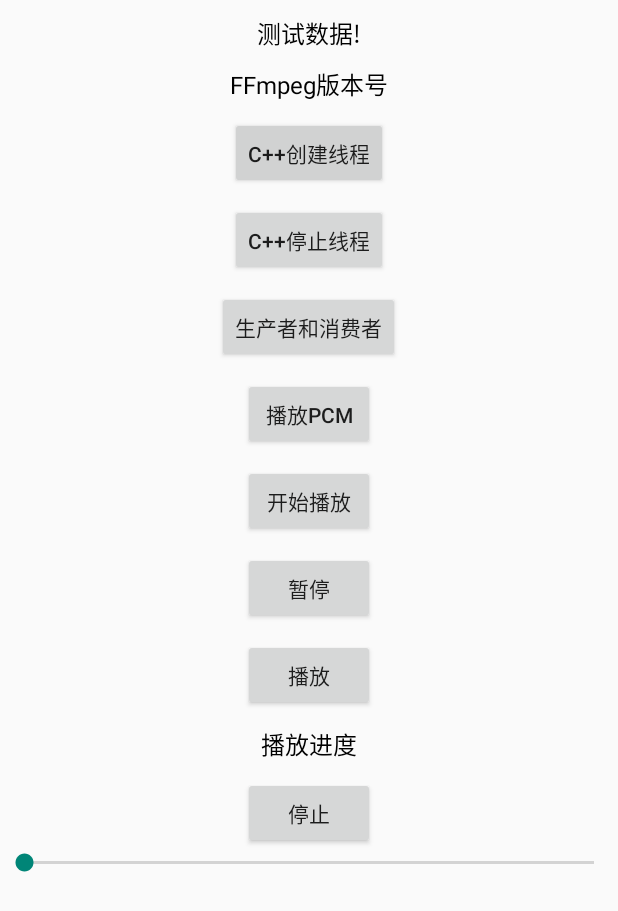
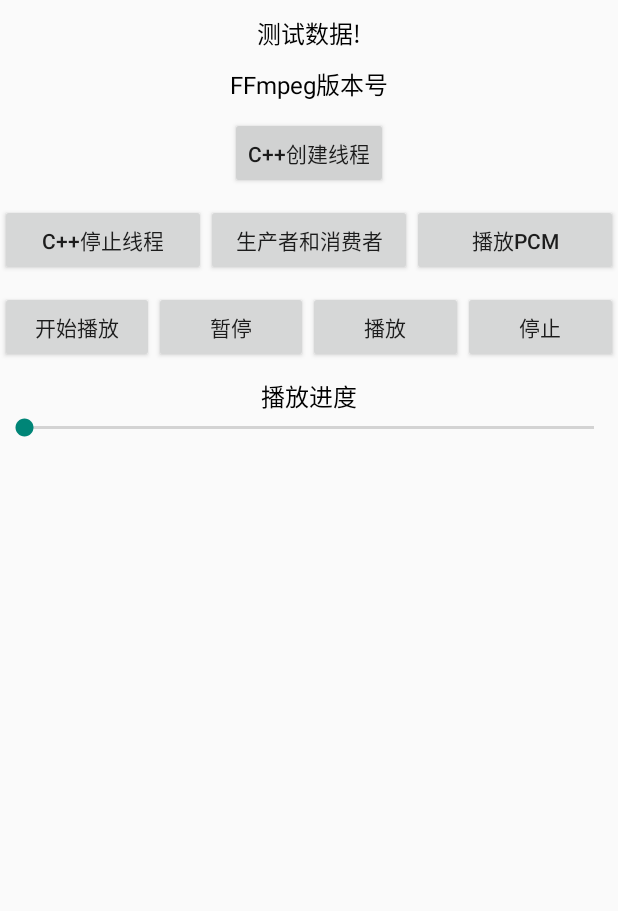
Before and after one commit to stormdzh/FFmpegDzh, an Android app: the screen it shows after launch (MainActivity), on a phone screen of 412 x 824 dp. Shown: the top 911 px of the screen. Run offline under Robolectric (Android 15) with nearby library versions, the phone set to English and light mode, and no system bars; 3 statements that could not run were skipped.

Commit message:
修改布局

```diff
--- a/app/src/main/java/com/stormdzh/ffmpegdzh/MainActivity.java
+++ b/app/src/main/java/com/stormdzh/ffmpegdzh/MainActivity.java
@@ -22,7 +22,7 @@ import java.util.ArrayList;
 
 public class MainActivity extends Activity implements View.OnClickListener {
 
-    private static final String TAG = "MFFMPEG";
+    private static final String TAG = "ACTMFFMPEG";
 
     public int mduration = 0;
     private TextView tvTest;
@@ -58,12 +58,7 @@ public class MainActivity extends Activity implements View.OnClickListener {
             public void onProgressChanged(SeekBar seekBar, int progress, boolean isfromUser) {
 
                 if (isfromUser) {
-                    if (mTestJni != null) {
-                        int seekto = (int) (mduration * ((double) progress / 100));
-                        seekto=230;
-                        Log.i(TAG,"seek 时间："+seekto);
-                        mTestJni.seekto(seekto);
-                    }
+
                 }
             }
 
@@ -74,7 +69,12 @@ public class MainActivity extends Activity implements View.OnClickListener {
 
             @Override
             public void onStopTrackingTouch(SeekBar seekBar) {
-
+                int progress = seekBar.getProgress();
+                if (mTestJni != null) {
+                    int seekto = (int) (mduration * ((double) progress / 100));
+                    Log.i(TAG,"seek 时间："+seekto);
+                    mTestJni.seekto(seekto);
+                }
             }
         });
 
--- a/app/src/main/res/layout/activity_main.xml
+++ b/app/src/main/res/layout/activity_main.xml
@@ -35,60 +35,91 @@
         android:focusableInTouchMode="true"
         android:text="c++创建线程" />
 
+    <LinearLayout
+        android:layout_width="match_parent"
+        android:layout_height="wrap_content"
+        android:orientation="horizontal">
+
         <Button
             android:id="@+id/btnStopNormalThread"
-        android:layout_width="wrap_content"
+            android:layout_width="0dp"
             android:layout_height="wrap_content"
             android:layout_marginTop="10dp"
+            android:layout_weight="1"
             android:focusable="true"
             android:focusableInTouchMode="true"
             android:text="c++停止线程" />
 
         <Button
             android:id="@+id/btnCoustom"
-        android:layout_width="wrap_content"
+            android:layout_width="0dp"
             android:layout_height="wrap_content"
             android:layout_marginTop="10dp"
+            android:layout_weight="1"
             android:focusable="true"
             android:focusableInTouchMode="true"
             android:text="生产者和消费者" />
 
         <Button
             android:id="@+id/btnPlayPcm"
-        android:layout_width="wrap_content"
+            android:layout_width="0dp"
             android:layout_height="wrap_content"
             android:layout_marginTop="10dp"
+            android:layout_weight="1"
             android:focusable="true"
             android:focusableInTouchMode="true"
             android:text="播放Pcm" />
 
+    </LinearLayout>
+
+
+    <LinearLayout
+        android:layout_width="match_parent"
+        android:layout_height="wrap_content"
+        android:orientation="horizontal">
 
         <Button
             android:id="@+id/btnStart"
-        android:layout_width="wrap_content"
+            android:layout_width="0dp"
             android:layout_height="wrap_content"
             android:layout_marginTop="10dp"
+            android:layout_weight="1"
             android:focusable="true"
             android:focusableInTouchMode="true"
             android:text="开始播放" />
 
         <Button
             android:id="@+id/btnPause"
-        android:layout_width="wrap_content"
+            android:layout_width="0dp"
             android:layout_height="wrap_content"
             android:layout_marginTop="10dp"
+            android:layout_weight="1"
             android:focusable="true"
             android:focusableInTouchMode="true"
             android:text="暂停" />
 
         <Button
             android:id="@+id/btnResume"
-        android:layout_width="wrap_content"
+            android:layout_width="0dp"
             android:layout_height="wrap_content"
             android:layout_marginTop="10dp"
+            android:layout_weight="1"
             android:focusable="true"
             android:focusableInTouchMode="true"
             android:text="播放" />
+
+        <Button
+            android:id="@+id/btnStop"
+            android:layout_width="0dp"
+            android:layout_height="wrap_content"
+            android:layout_marginTop="10dp"
+            android:layout_weight="1"
+            android:focusable="true"
+            android:focusableInTouchMode="true"
+            android:text="停止" />
+
+
+    </LinearLayout>
 
 
     <TextView
@@ -100,19 +131,10 @@
         android:textColor="#000000"
         android:textSize="16sp" />
 
-    <Button
-        android:id="@+id/btnStop"
-        android:layout_width="wrap_content"
-        android:layout_height="wrap_content"
-        android:layout_marginTop="10dp"
-        android:focusable="true"
-        android:focusableInTouchMode="true"
-        android:text="停止" />
-
     <SeekBar
-        android:max="100"
         android:id="@+id/mSeekBar"
         android:layout_width="match_parent"
-        android:layout_height="wrap_content"/>
+        android:layout_height="wrap_content"
+        android:max="100" />
 
 </LinearLayout>
```
Lines whose indentation alone changed are shown as unchanged.
